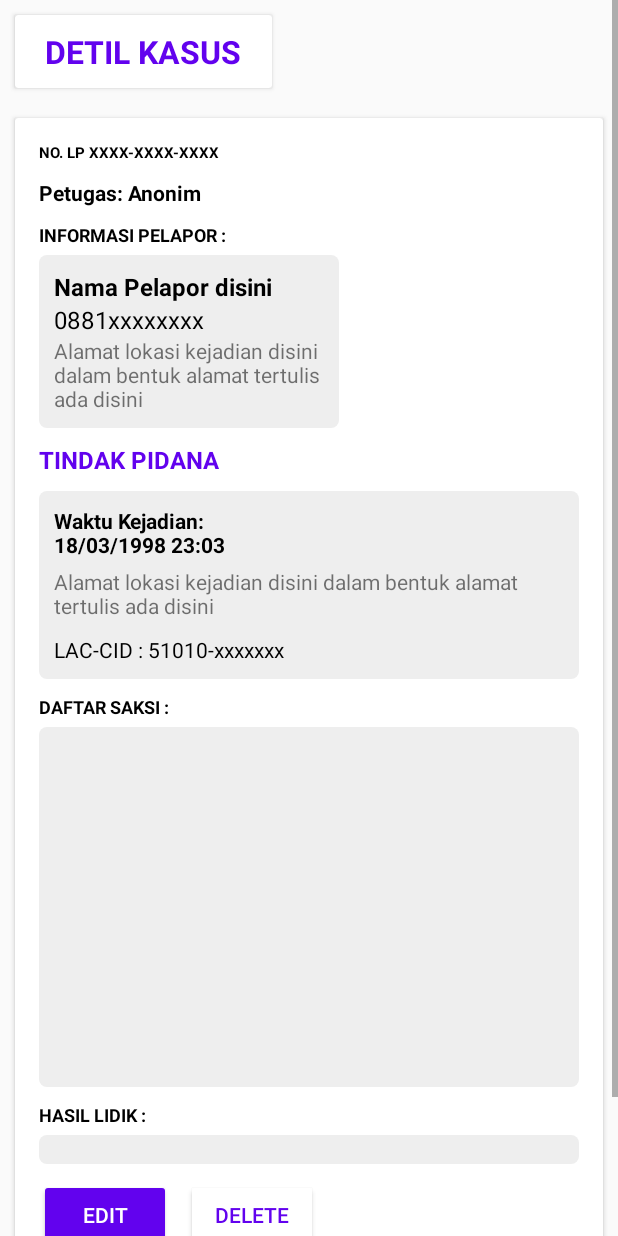
After one commit to muhwyndhamhp/riwayat_android, an Android app: the CaseDetailActivity screen opened directly, with no data from a screen before it, on a phone screen of 412 x 824 dp. The commit adds this screen. Run offline under Robolectric (Android 15) with nearby library versions, the phone set to English and light mode, and no system bars; our stand-ins replace Firebase (no records; nobody signed in at launch, a user with empty details on screens opened directly), Room's generated code; 1 statement that could not run was skipped.

Commit message:
adding implementation for case detail activity

```diff
--- a/app/src/main/AndroidManifest.xml
+++ b/app/src/main/AndroidManifest.xml
@@ -17,7 +17,8 @@
         android:supportsRtl="true"
         android:theme="@style/AppTheme"
         tools:ignore="GoogleAppIndexingWarning">
-        <activity android:name=".ui.EditCaseActivity"></activity>
+        <activity android:name=".ui.CaseDetailActivity"></activity>
+        <activity android:name=".ui.EditCaseActivity" />
         <activity android:name=".ui.CaseListActivity" />
         <!--
              The API key for Google Maps-based APIs is defined as a string resource.
--- a/app/src/main/java/io/muhwyndhamhp/riwayat/adapter/CaseListRVAdapter.kt
+++ b/app/src/main/java/io/muhwyndhamhp/riwayat/adapter/CaseListRVAdapter.kt
@@ -10,6 +10,7 @@ import android.view.ViewGroup
 import androidx.recyclerview.widget.RecyclerView
 import io.muhwyndhamhp.riwayat.R
 import io.muhwyndhamhp.riwayat.model.Case
+import io.muhwyndhamhp.riwayat.ui.CaseDetailActivity
 import io.muhwyndhamhp.riwayat.ui.CaseListActivity
 import io.muhwyndhamhp.riwayat.ui.EditCaseActivity
 import io.muhwyndhamhp.riwayat.utils.Constants.Companion.NOMOR_LP
@@ -32,6 +33,11 @@ class CaseListRVAdapter(val context: Context, val caseList: MutableList<Case>) :
             }
             itemView.bt_delete_case.setOnClickListener { dialogBuilder(context, case) }
             itemView.tv_petugas.text = "Petugas: " + case.petugas
+            itemView.setOnClickListener {
+                val intent = Intent(context, CaseDetailActivity::class.java)
+                intent.putExtra(NOMOR_LP, case.nomorLP)
+                (context as CaseListActivity).startActivity(intent)
+            }
         }
 
         private fun dialogBuilder(context: Context, case: Case) {
--- /dev/null
+++ b/app/src/main/java/io/muhwyndhamhp/riwayat/ui/CaseDetailActivity.kt
@@ -0,0 +1,110 @@
+package io.muhwyndhamhp.riwayat.ui
+
+import android.annotation.SuppressLint
+import android.app.AlertDialog
+import android.content.Context
+import android.content.Intent
+import android.os.Bundle
+import android.widget.ArrayAdapter
+import androidx.appcompat.app.AppCompatActivity
+import androidx.lifecycle.Observer
+import androidx.lifecycle.ViewModelProvider
+import io.muhwyndhamhp.riwayat.R
+import io.muhwyndhamhp.riwayat.model.Case
+import io.muhwyndhamhp.riwayat.utils.Constants.Companion.NOMOR_LP
+import io.muhwyndhamhp.riwayat.viewmodel.CaseDetailViewModel
+import kotlinx.android.synthetic.main.activity_case_detail.*
+import java.text.SimpleDateFormat
+import java.util.*
+
+class CaseDetailActivity : AppCompatActivity() {
+
+    private lateinit var currentCase: Case
+    private lateinit var viewModel: CaseDetailViewModel
+
+    override fun onCreate(savedInstanceState: Bundle?) {
+        super.onCreate(savedInstanceState)
+        setContentView(R.layout.activity_case_detail)
+
+        viewModel = ViewModelProvider(this).get(CaseDetailViewModel::class.java)
+
+        inflateInitialContent()
+    }
+
+    private fun inflateInitialContent() {
+        val currentNomorLP = intent.getStringExtra(NOMOR_LP)
+        viewModel.getCase(currentNomorLP!!)!!.observe(this, Observer {
+            currentCase = it
+
+            inflateView()
+        })
+    }
+
+    @SuppressLint("SetTextI18n")
+    private fun inflateView() {
+        tv_nomor_lp.text = "NO. LP: ${currentCase.nomorLP.replace("-", "/")}"
+        tv_nama_pelapor.text = currentCase.namaPelapor
+        tv_hp_pelapor.text = currentCase.hpPelapor
+        tv_alamat_pelapor.text = currentCase.alamatPelapor
+        tv_tindak_pidana.text = currentCase.tindakPidana
+        tv_waktu_kejadian.text = "${parseWaktuKejadian()} WIB"
+        tv_lokasi_kejadian.text = currentCase.lokasiKejadian
+        tv_lokasi_kejadian.setOnClickListener {
+            navigateToMaps()
+        }
+        tv_lac_cid.text = "LAC-CID: ${currentCase.lacCid}"
+        tv_petugas.text = "Petugas: ${currentCase.petugas}"
+        iv_pidana_icon.setBackgroundResource(selectDrawable(currentCase.tindakPidana))
+        bt_delete_case.setOnClickListener { dialogBuilder(this, currentCase) }
+        bt_edit_case.setOnClickListener {
+            val intent = Intent(this, EditCaseActivity::class.java)
+            intent.putExtra(NOMOR_LP, currentCase.nomorLP)
+            startActivity(intent)
+        }
+        val adapter = ArrayAdapter<String>(
+            this,
+            android.R.layout.simple_list_item_1,
+            android.R.id.text1,
+            currentCase.daftarSaksi
+        )
+        lv_saksi.adapter = adapter
+        tv_hasil_lidik.text = currentCase.hasilLidik
+    }
+
+    private fun dialogBuilder(context: Context, case: Case) {
+
+        val builder = AlertDialog.Builder(context)
+        builder.setTitle("Hapus Kasus")
+        builder.setMessage("Apakah anda yakin akan menghapus kasus ini?")
+        builder.setPositiveButton("YA") { _, _ ->
+            viewModel.deleteCase(case)
+            finish()
+        }
+        builder.setNegativeButton("TIDAK") { _, _ ->
+        }
+        val dialog: AlertDialog = builder.create()
+        dialog.show()
+    }
+
+    private fun selectDrawable(tindakPidana: String): Int {
+        return when (tindakPidana) {
+            "Pembunuhan" -> R.drawable.ic_pembunuhan
+            "Curat" -> R.drawable.ic_curat
+            "Curas" -> R.drawable.ic_curas
+            "Penganiayaan" -> R.drawable.ic_penganiayaan
+            "Curanmor" -> R.drawable.ic_curanmor
+            else -> R.drawable.ic_lain
+        }
+    }
+
+    private fun navigateToMaps() {
+
+    }
+
+    private fun parseWaktuKejadian(): CharSequence? {
+        val date = Date(currentCase.waktuKejadian)
+        val locale = Locale("id", "ID")
+        val simpleDateFormat = SimpleDateFormat("dd MMMM yyyy, hh.mm", locale)
+        return simpleDateFormat.format(date)
+    }
+}
--- /dev/null
+++ b/app/src/main/java/io/muhwyndhamhp/riwayat/viewmodel/CaseDetailViewModel.kt
@@ -0,0 +1,16 @@
+package io.muhwyndhamhp.riwayat.viewmodel
+
+import android.app.Application
+import androidx.lifecycle.AndroidViewModel
+import io.muhwyndhamhp.riwayat.model.Case
+import io.muhwyndhamhp.riwayat.repository.AppRepository
+
+class CaseDetailViewModel(application: Application): AndroidViewModel(application) {
+
+    val repository = AppRepository(application)
+
+    fun getCase(nomorLP : String) = repository.getCaseByNomorLp(nomorLP)
+    fun deleteCase(case: Case) = repository.deleteCase(case)
+
+
+}
--- a/app/src/main/res/drawable/edit_text_background_selected.xml
+++ b/app/src/main/res/drawable/edit_text_background_selected.xml
@@ -1,10 +1,12 @@
 <?xml version="1.0" encoding="utf-8"?>
 <shape xmlns:android="http://schemas.android.com/apk/res/android" >
 
-    <solid android:color="#FFFFFF" />
+    <solid android:color="#eeeeee" />
 
-    <stroke
-        android:width="3dp"
-        android:color="@color/colorAccent" />
+<!--    <stroke-->
+<!--        android:width="3dp"-->
+<!--        android:color="@color/colorAccent" />-->
+    <corners
+        android:radius="5dp"/>
 
 </shape>
--- /dev/null
+++ b/app/src/main/res/layout/activity_case_detail.xml
@@ -0,0 +1,267 @@
+<?xml version="1.0" encoding="utf-8"?>
+<ScrollView xmlns:android="http://schemas.android.com/apk/res/android"
+    xmlns:app="http://schemas.android.com/apk/res-auto"
+    xmlns:tools="http://schemas.android.com/tools"
+    android:layout_width="match_parent"
+    android:layout_height="match_parent"
+    android:nestedScrollingEnabled="false"
+    tools:context=".ui.CaseDetailActivity">
+
+    <LinearLayout
+        android:layout_width="match_parent"
+        android:layout_height="match_parent"
+        android:orientation="vertical">
+
+        <androidx.cardview.widget.CardView
+            android:id="@+id/cv_title"
+            android:layout_width="wrap_content"
+            android:layout_height="wrap_content"
+            android:layout_margin="10dp"
+            app:layout_constraintStart_toStartOf="parent"
+            app:layout_constraintTop_toTopOf="parent">
+
+            <TextView
+                android:layout_width="wrap_content"
+                android:layout_height="wrap_content"
+                android:paddingStart="20dp"
+                android:paddingTop="10dp"
+                android:paddingEnd="20dp"
+                android:paddingBottom="10dp"
+                android:text="DETIL KASUS"
+                android:textColor="@color/colorAccent"
+                android:textSize="21sp"
+                android:textStyle="bold" />
+        </androidx.cardview.widget.CardView>
+
+        <androidx.cardview.widget.CardView
+            android:id="@+id/cv_input"
+            android:layout_width="match_parent"
+            android:layout_height="wrap_content"
+            android:layout_margin="10dp"
+            app:layout_constraintTop_toBottomOf="@id/cv_title">
+
+            <androidx.constraintlayout.widget.ConstraintLayout
+                android:layout_width="match_parent"
+                android:layout_height="wrap_content"
+                android:layout_margin="16dp">
+
+                <TextView
+                    android:id="@+id/tv_nomor_lp"
+                    android:layout_width="wrap_content"
+                    android:layout_height="wrap_content"
+                    android:text="No. Lp xxxx-xxxx-xxxx"
+                    android:textAllCaps="true"
+                    android:textColor="@color/colorPrimary"
+                    android:textSize="10sp"
+                    android:textStyle="bold"
+                    app:layout_constraintStart_toStartOf="parent"
+                    app:layout_constraintTop_toTopOf="parent" />
+
+                <TextView
+                    android:id="@+id/title_pelapor"
+                    android:layout_width="wrap_content"
+                    android:layout_height="wrap_content"
+                    android:layout_marginTop="10dp"
+                    android:text="INFORMASI PELAPOR :"
+                    android:textColor="@color/colorPrimary"
+                    android:textSize="12sp"
+                    android:textStyle="bold"
+                    app:layout_constraintStart_toStartOf="parent"
+                    app:layout_constraintTop_toBottomOf="@id/tv_petugas" />
+
+
+                <LinearLayout
+                    android:id="@+id/ll_pelapor"
+                    android:layout_width="200dp"
+                    android:layout_height="wrap_content"
+                    android:layout_marginTop="5dp"
+                    android:background="@drawable/edit_text_background_selected"
+                    android:maxWidth="180dp"
+                    android:orientation="vertical"
+                    android:padding="10dp"
+                    app:layout_constraintStart_toStartOf="parent"
+                    app:layout_constraintTop_toBottomOf="@id/title_pelapor">
+
+                    <TextView
+                        android:id="@+id/tv_nama_pelapor"
+                        android:layout_width="wrap_content"
+                        android:layout_height="wrap_content"
+                        android:text="Nama Pelapor disini"
+                        android:textColor="@color/colorPrimary"
+                        android:textSize="16sp"
+                        android:textStyle="bold" />
+
+                    <TextView
+                        android:id="@+id/tv_hp_pelapor"
+                        android:layout_width="wrap_content"
+                        android:layout_height="wrap_content"
+                        android:text="0881xxxxxxxx"
+                        android:textColor="@color/colorPrimary"
+                        android:textSize="16sp" />
+
+                    <TextView
+                        android:id="@+id/tv_alamat_pelapor"
+                        android:layout_width="wrap_content"
+                        android:layout_height="wrap_content"
+                        android:text="Alamat lokasi kejadian disini dalam bentuk alamat tertulis ada disini" />
+                </LinearLayout>
+
+                <TextView
+                    android:id="@+id/tv_tindak_pidana"
+                    android:layout_width="wrap_content"
+                    android:layout_height="wrap_content"
+                    android:layout_marginTop="10dp"
+                    android:text="Tindak Pidana"
+                    android:textAllCaps="true"
+                    android:textColor="@color/colorAccent"
+                    android:textSize="16sp"
+                    android:textStyle="bold"
+                    app:layout_constraintStart_toStartOf="parent"
+                    app:layout_constraintTop_toBottomOf="@id/ll_pelapor" />
+
+                <LinearLayout
+                    android:id="@+id/ll_tindak_pidana"
+                    android:layout_width="match_parent"
+                    android:layout_height="wrap_content"
+                    android:layout_marginTop="10dp"
+                    android:background="@drawable/edit_text_background_selected"
+                    android:orientation="vertical"
+                    android:padding="10dp"
+                    app:layout_constraintStart_toStartOf="parent"
+                    app:layout_constraintTop_toBottomOf="@id/tv_tindak_pidana">
+
+                    <TextView
+                        android:id="@+id/tv_waktu_kejadian"
+                        android:layout_width="wrap_content"
+                        android:layout_height="wrap_content"
+                        android:text="Waktu Kejadian:\n18/03/1998 23:03"
+                        android:textColor="@color/colorPrimary"
+                        android:textStyle="bold"
+                        app:layout_constraintStart_toStartOf="parent"
+                        app:layout_constraintTop_toBottomOf="@id/tv_tindak_pidana" />
+
+                    <TextView
+                        android:id="@+id/tv_lokasi_kejadian"
+                        android:layout_width="wrap_content"
+                        android:layout_height="wrap_content"
+                        android:layout_marginTop="5dp"
+                        android:text="Alamat lokasi kejadian disini dalam bentuk alamat tertulis ada disini"
+                        app:layout_constraintStart_toStartOf="parent"
+                        app:layout_constraintTop_toBottomOf="@id/tv_waktu_kejadian" />
+
+                    <TextView
+                        android:id="@+id/tv_lac_cid"
+                        android:layout_width="wrap_content"
+                        android:layout_height="wrap_content"
+                        android:layout_marginTop="10dp"
+                        android:text="LAC-CID : 51010-xxxxxxx"
+                        android:textColor="@color/colorPrimary"
+                        app:layout_constraintStart_toStartOf="parent"
+                        app:layout_constraintTop_toBottomOf="@id/tv_lokasi_kejadian" />
+                </LinearLayout>
+
+
+                <TextView
+                    android:id="@+id/tv_petugas"
+                    android:layout_width="wrap_content"
+                    android:layout_height="wrap_content"
+                    android:layout_marginTop="10dp"
+                    android:text="Petugas: Anonim"
+                    android:textColor="@color/colorPrimary"
+                    android:textStyle="bold"
+                    app:layout_constraintStart_toStartOf="parent"
+                    app:layout_constraintTop_toBottomOf="@id/tv_nomor_lp" />
+
+                <TextView
+                    android:id="@+id/title_saksi"
+                    android:layout_width="wrap_content"
+                    android:layout_height="wrap_content"
+                    android:layout_marginTop="10dp"
+                    android:text="DAFTAR SAKSI :"
+                    android:textColor="@color/colorPrimary"
+                    android:textSize="12sp"
+                    android:textStyle="bold"
+                    app:layout_constraintStart_toStartOf="parent"
+                    app:layout_constraintTop_toBottomOf="@id/ll_tindak_pidana" />
+
+                <ListView
+                    android:id="@+id/lv_saksi"
+                    android:layout_width="match_parent"
+                    android:layout_height="240dp"
+                    android:layout_marginTop="5dp"
+                    android:nestedScrollingEnabled="false"
+                    android:background="@drawable/edit_text_background_selected"
+                    app:layout_constraintStart_toStartOf="parent"
+                    app:layout_constraintTop_toBottomOf="@id/title_saksi" />
+
+                <TextView
+                    android:id="@+id/title_hasil_lidik"
+                    android:layout_width="wrap_content"
+                    android:layout_height="wrap_content"
+                    android:layout_marginTop="10dp"
+                    android:text="HASIL LIDIK :"
+                    android:textColor="@color/colorPrimary"
+                    android:textSize="12sp"
+                    android:textStyle="bold"
+                    app:layout_constraintStart_toStartOf="parent"
+                    app:layout_constraintTop_toBottomOf="@id/lv_saksi" />
+
+                <TextView
+                    android:layout_marginTop="5dp"
+                    android:id="@+id/tv_hasil_lidik"
+                    android:layout_width="match_parent"
+                    android:layout_height="wrap_content"
+                    android:background="@drawable/edit_text_background_selected"
+                    app:layout_constraintTop_toBottomOf="@id/title_hasil_lidik"
+                    />
+
+                <Button
+                    android:id="@+id/bt_edit_case"
+                    android:layout_width="wrap_content"
+                    android:layout_height="wrap_content"
+                    android:layout_marginTop="10dp"
+                    android:backgroundTint="@color/colorAccent"
+                    android:text="edit"
+                    android:textColor="@color/white"
+                    app:layout_constraintStart_toStartOf="parent"
+                    app:layout_constraintTop_toBottomOf="@id/tv_hasil_lidik" />
+
+                <Button
+                    android:id="@+id/bt_delete_case"
+                    android:layout_width="wrap_content"
+                    android:layout_height="wrap_content"
+                    android:layout_marginStart="10dp"
+                    android:backgroundTint="@color/white"
+                    android:text="delete"
+                    android:textColor="@color/colorAccent"
+                    app:layout_constraintStart_toEndOf="@id/bt_edit_case"
+                    app:layout_constraintTop_toTopOf="@id/bt_edit_case" />
+
+                <ImageView
+                    android:id="@+id/iv_pidana_icon"
+                    android:layout_width="100dp"
+                    android:layout_height="100dp"
+                    android:layout_marginTop="5dp"
+                    app:layout_constraintEnd_toEndOf="parent"
+                    app:layout_constraintTop_toTopOf="parent" />
+
+            </androidx.constraintlayout.widget.ConstraintLayout>
+        </androidx.cardview.widget.CardView>
+
+        <androidx.recyclerview.widget.RecyclerView
+            android:id="@+id/rv_case_note"
+            android:layout_width="match_parent"
+            android:layout_height="wrap_content"/>
+
+        <Button
+            android:id="@+id/bt_add_case_note"
+            android:layout_width="wrap_content"
+            android:layout_height="wrap_content"
+            android:layout_margin="10dp"
+            android:layout_gravity="center_horizontal"
+            android:backgroundTint="@color/colorAccent"
+            android:text="tambah catatan baru"
+            android:textColor="@color/white"/>
+    </LinearLayout>
+
+</ScrollView>
--- /dev/null
+++ b/app/src/main/res/layout/item_simple_list_view_item.xml
@@ -0,0 +1,8 @@
+<?xml version="1.0" encoding="utf-8"?>
+<TextView
+    xmlns:android="http://schemas.android.com/apk/res/android"
+    android:id="@android:id/text1"
+    android:layout_width="match_parent"
+    android:layout_height="50dp"
+    android:textAppearance="?android:attr/textAppearanceListItemSmall"
+    android:gravity="center_vertical" />
```
